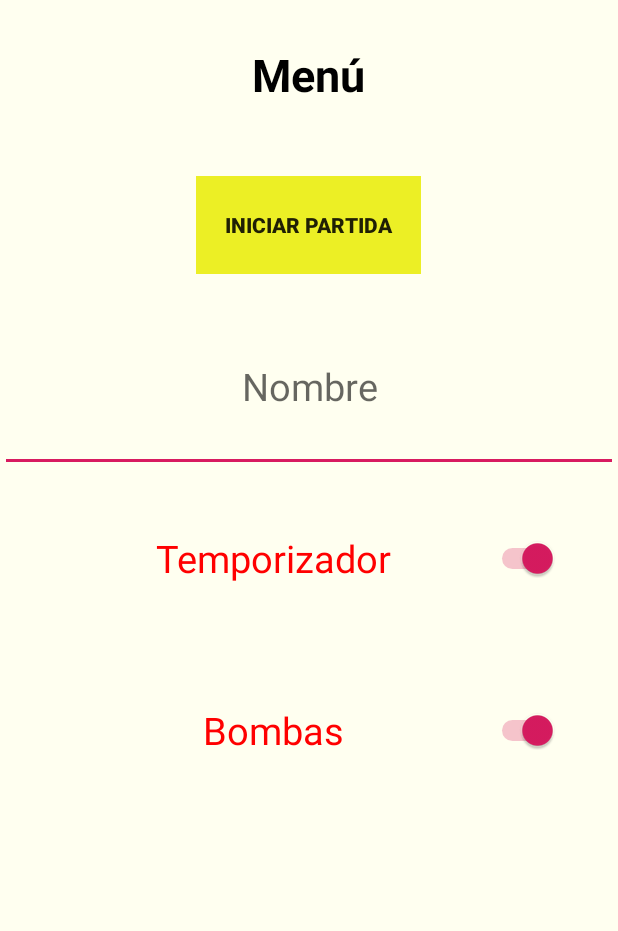
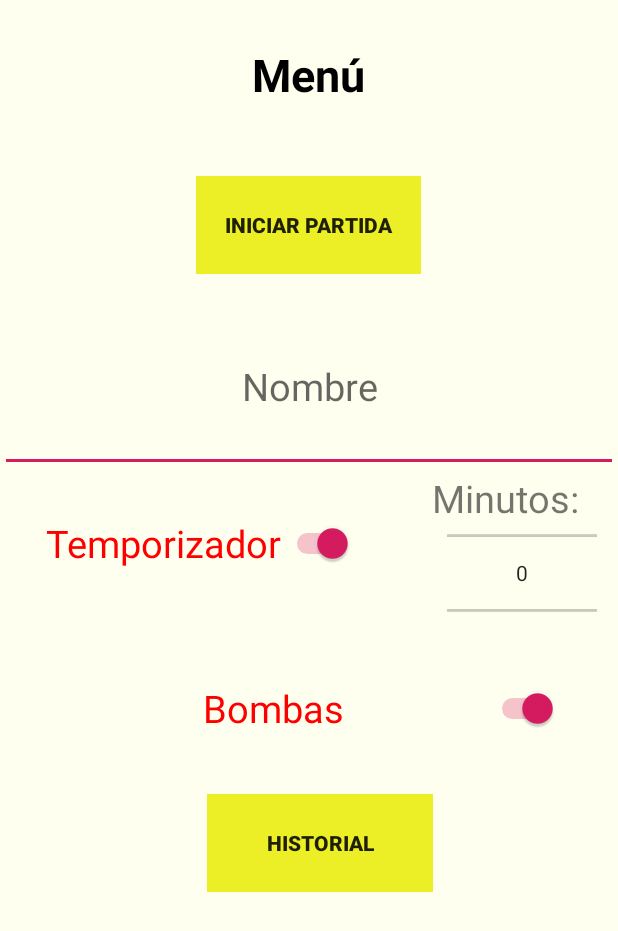
Before and after one commit to silviabolanosp/2048Game, an Android app: the layout activity_main.xml on its own in the app's theme, with its tools: preview values and no code run, on a phone screen of 412 x 824 dp. Shown: the top 931 px of the screen. Run offline under Robolectric (Android 15) with nearby library versions, the phone set to English and light mode, and no system bars.

Commit message:
merge para el menu con temporizador, cronometro y se agrega la ruta al historial

```diff
--- a/app/src/main/res/layout/activity_main.xml
+++ b/app/src/main/res/layout/activity_main.xml
@@ -57,20 +57,48 @@
         android:textSize="25sp"
         android:padding="40dp"/>
 
+    <RelativeLayout
+        android:layout_width="match_parent"
+        android:layout_height="100dp">
+        <!-- 20dp padding from all the side's-->
+
+        <!-- Inicia selector de minutos-->
+
+        <TextView
+            android:id="@+id/tv"
+            android:layout_width="wrap_content"
+            android:layout_height="wrap_content"
+            android:layout_alignParentEnd="true"
+            android:layout_marginEnd="26dp"
+            android:text="Minutos:"
+            android:textSize="25dp" />
+
+        <NumberPicker
+            android:id="@+id/np"
+            android:layout_width="100dp"
+            android:layout_height="91dp"
+            android:layout_below="@id/tv"
+            android:layout_alignParentEnd="true"
+            android:layout_marginTop="0dp"
+            android:layout_marginEnd="14dp"
+            android:textSize="15dp"/>
 
         <Switch
             android:id="@+id/timer"
-        android:layout_width="match_parent"
+            android:layout_width="wrap_content"
             android:layout_height="wrap_content"
-        android:layout_centerHorizontal="true"
             android:checked="true"
             android:gravity="center"
-        android:padding="40dp"
+            android:padding="30dp"
             android:text="Temporizador"
             android:textColor="#f00"
             android:textOff="Off"
             android:textOn="On"
-        android:textSize="25sp" /><!-- 20dp padding from all the side's-->
+            android:textSize="25sp" />
+
+        <!-- Termina selector de minutos-->
+
+    </RelativeLayout>
 
     <Switch
         android:id="@+id/bombs"
@@ -84,7 +112,28 @@
         android:textColor="#f00"
         android:textOff="Off"
         android:textOn="On"
-        android:textSize="25sp" /><!-- 20dp padding from all the side's-->
+        android:textSize="25sp" />
+
+    <!-- 20dp padding from all the side's-->
+
+    <RelativeLayout
+        android:layout_width="match_parent"
+        android:layout_height="100dp">
+
+        <Button
+            android:id="@+id/btnScores"
+            style="@style/Widget.AppCompat.Button.Borderless"
+            android:layout_width="150dp"
+            android:layout_height="65dp"
+            android:layout_alignParentStart="true"
+            android:layout_alignParentEnd="true"
+            android:layout_marginStart="138dp"
+            android:layout_marginEnd="123dp"
+            android:background="#ECEF25"
+            android:text="Historial"
+            android:textStyle="bold" />
+    </RelativeLayout>
+
 
 
 </LinearLayout>
```
Also changed, not shown: app/src/main/java/com/example/a2048game/GameActivity.java (+47 -0 lines), app/src/main/java/com/example/a2048game/MainActivity.java (+12 -2 lines), app/src/main/res/layout/activity_game.xml (+30 -1 lines), 2 other files. Lines whose indentation alone changed are shown as unchanged.
